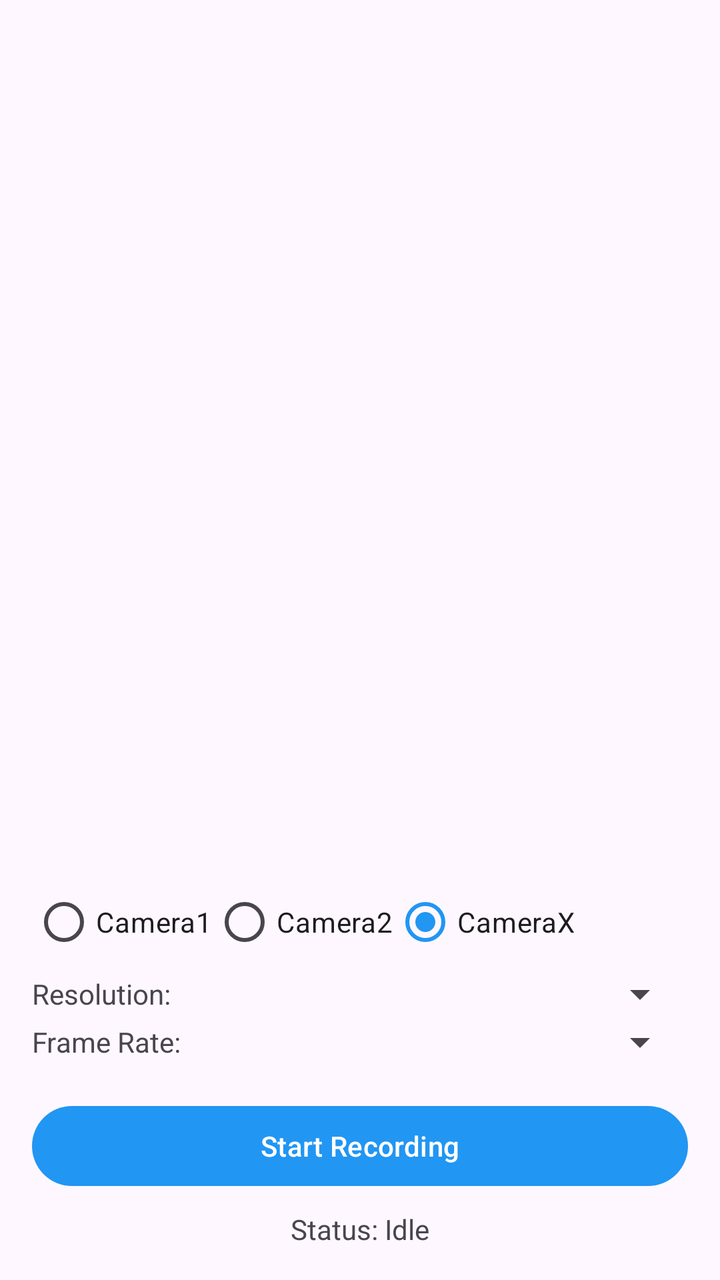
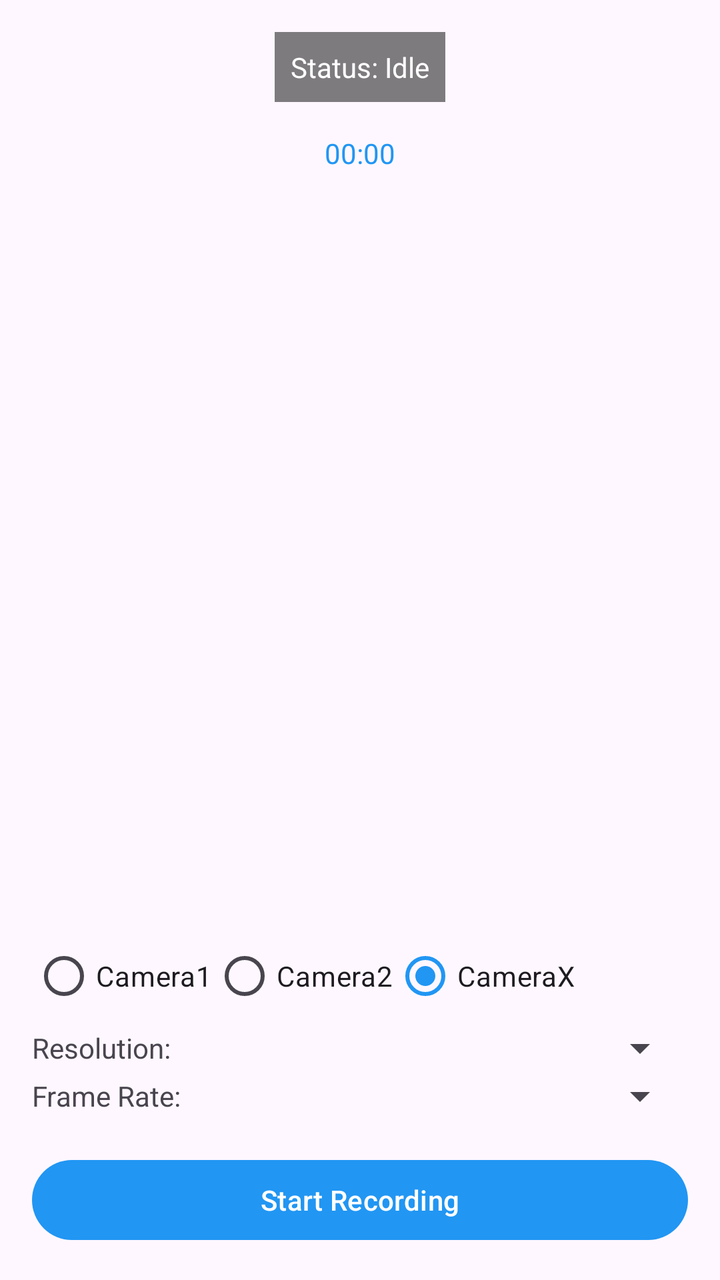

An Android layout rendered at two revisions. The XML below is the earlier revision; the diff shows what the commit changed to produce the second picture.
<!-- AndroidManifest.xml: application theme Theme.MyCamera -->
<!-- res/layout/activity_bgr_yes.xml -->
<?xml version="1.0" encoding="utf-8"?>
<androidx.constraintlayout.widget.ConstraintLayout xmlns:android="http://schemas.android.com/apk/res/android"
    xmlns:app="http://schemas.android.com/apk/res-auto"
    xmlns:tools="http://schemas.android.com/tools"
    android:layout_width="match_parent"
    android:layout_height="match_parent"
    tools:context=".bgr_yes.BgrYesActivity">

    <android.view.TextureView
        android:id="@+id/fragment_container"
        android:layout_width="match_parent"
        android:layout_height="0dp"
        app:layout_constraintTop_toTopOf="parent"
        app:layout_constraintBottom_toTopOf="@+id/controlsLayout" />

    <LinearLayout
        android:id="@+id/controlsLayout"
        android:layout_width="match_parent"
        android:layout_height="wrap_content"
        android:orientation="vertical"
        android:padding="16dp"
        app:layout_constraintBottom_toBottomOf="parent">

        <RadioGroup
            android:id="@+id/apiRadioGroup"
            android:layout_width="match_parent"
            android:layout_height="wrap_content"
            android:orientation="horizontal">

            <RadioButton
                android:id="@+id/camera1RadioButton"
                android:layout_width="wrap_content"
                android:layout_height="wrap_content"
                android:text="Camera1"/>

            <RadioButton
                android:id="@+id/camera2RadioButton"
                android:layout_width="wrap_content"
                android:layout_height="wrap_content"
                android:text="Camera2"/>

            <RadioButton
                android:id="@+id/cameraXRadioButton"
                android:layout_width="wrap_content"
                android:layout_height="wrap_content"
                android:text="CameraX"
                android:checked="true"/>
        </RadioGroup>

        <LinearLayout
            android:layout_width="match_parent"
            android:layout_height="wrap_content"
            android:orientation="horizontal"
            android:gravity="center_vertical">

            <TextView
                android:layout_width="wrap_content"
                android:layout_height="wrap_content"
                android:text="Resolution:"/>

            <Spinner
                android:id="@+id/resolutionSpinner"
                android:layout_width="0dp"
                android:layout_height="wrap_content"
                android:layout_weight="1"/>
        </LinearLayout>

        <LinearLayout
            android:layout_width="match_parent"
            android:layout_height="wrap_content"
            android:orientation="horizontal"
            android:gravity="center_vertical">

            <TextView
                android:layout_width="wrap_content"
                android:layout_height="wrap_content"
                android:text="Frame Rate:"/>

            <Spinner
                android:id="@+id/fpsSpinner"
                android:layout_width="0dp"
                android:layout_height="wrap_content"
                android:layout_weight="1"/>
        </LinearLayout>

        <Button
            android:id="@+id/recordButton"
            android:layout_width="match_parent"
            android:layout_height="wrap_content"
            android:layout_marginTop="16dp"
            android:text="Start Recording"/>

        <TextView
            android:id="@+id/statusTextView"
            android:layout_width="match_parent"
            android:layout_height="wrap_content"
            android:layout_marginTop="8dp"
            android:gravity="center"
            android:text="Status: Idle"/>

    </LinearLayout>

</androidx.constraintlayout.widget.ConstraintLayout>
<!-- resources referenced by this layout -->
<resources>
  <style name="Theme.MyCamera" parent="Base.Theme.MyCamera" />
  <style name="Base.Theme.MyCamera" parent="Theme.Material3.DayNight.NoActionBar">
          
          <item name="colorPrimary">@color/camera_primary</item>
          <item name="colorPrimaryDark">@color/camera_primary_dark</item>
          <item name="colorAccent">@color/camera_accent</item>
  
          
          <item name="android:windowFullscreen">true</item>
          <item name="android:windowContentOverlay">@null</item>
          <item name="android:windowTranslucentStatus">true</item>
          <item name="android:windowTranslucentNavigation">true</item>
  
          
          <item name="android:keepScreenOn">true</item>
      </style>
  <color name="camera_primary">#2196F3</color>
  <color name="camera_primary_dark">#1976D2</color>
  <color name="camera_accent">#FF4081</color>
</resources>

<!-- the commit's change to res/layout/activity_bgr_yes.xml (unified diff, before → after) -->
@@ -12,6 +12,30 @@
         android:layout_height="0dp"
         app:layout_constraintTop_toTopOf="parent"
         app:layout_constraintBottom_toTopOf="@+id/controlsLayout" />
+
+    <TextView
+        android:id="@+id/statusTextView"
+        android:layout_width="wrap_content"
+        android:layout_height="wrap_content"
+        android:layout_marginTop="16dp"
+        android:background="#80000000"
+        android:padding="8dp"
+        android:text="Status: Idle"
+        android:textColor="@android:color/white"
+        app:layout_constraintEnd_toEndOf="parent"
+        app:layout_constraintStart_toStartOf="parent"
+        app:layout_constraintTop_toTopOf="parent" />
+
+    <TextView
+        android:id="@+id/timeTextView"
+        android:layout_width="wrap_content"
+        android:layout_height="wrap_content"
+        android:layout_marginTop="16dp"
+        android:text="00:00"
+        android:textColor="@color/camera_primary"
+        app:layout_constraintEnd_toEndOf="parent"
+        app:layout_constraintStart_toStartOf="parent"
+        app:layout_constraintTop_toBottomOf="@id/statusTextView" />
 
     <LinearLayout
         android:id="@+id/controlsLayout"
@@ -90,14 +114,6 @@
             android:layout_marginTop="16dp"
             android:text="Start Recording"/>
 
-        <TextView
-            android:id="@+id/statusTextView"
-            android:layout_width="match_parent"
-            android:layout_height="wrap_content"
-            android:layout_marginTop="8dp"
-            android:gravity="center"
-            android:text="Status: Idle"/>
-
     </LinearLayout>
 
 </androidx.constraintlayout.widget.ConstraintLayout>
